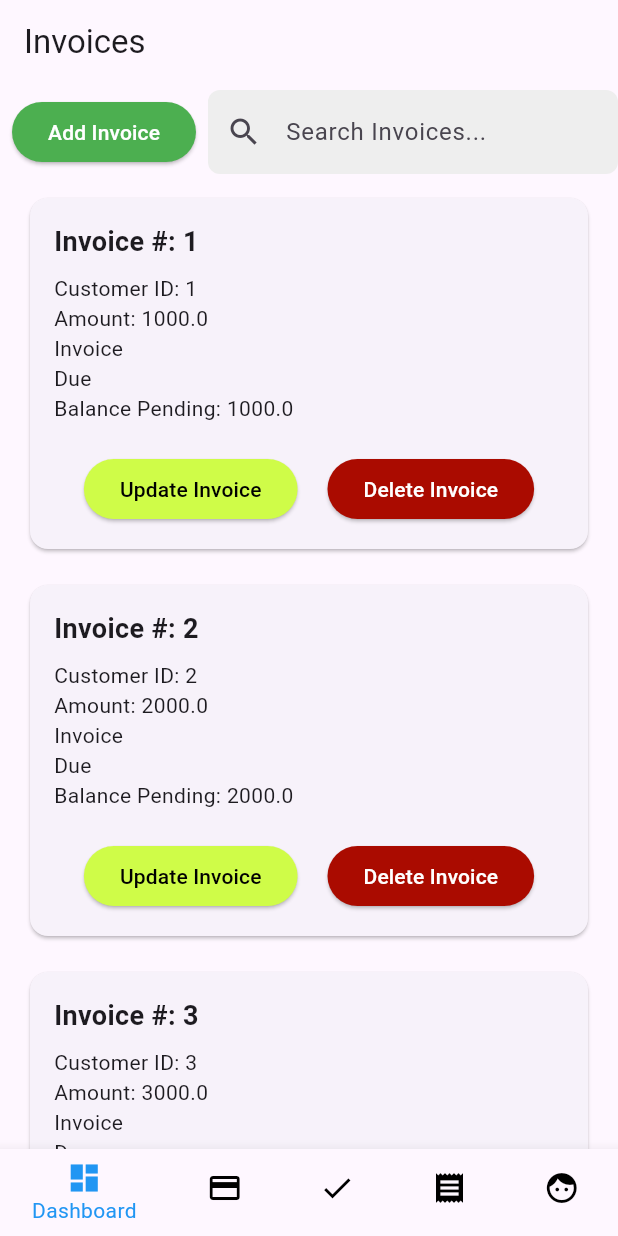
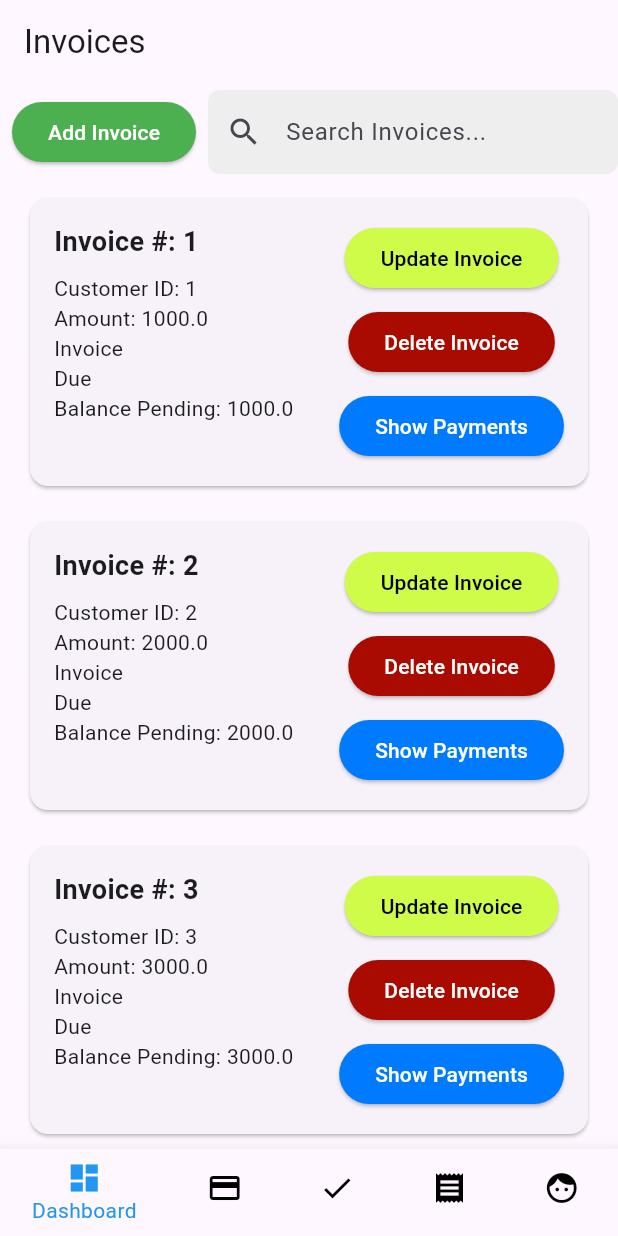
Before and after one commit to Murshed-ma1706102/YalaPay, a Flutter app: the InvoicesScreen screen opened by its route, on a phone screen of 412 x 824 dp. Run offline on Flutter 3.47's test engine with Material 3 defaults, Android fonts, the phone set to English and light mode, and no system bars; our stand-ins replace flutter_riverpod, go_router, shared_preferences; accounts and stored records are empty.

Commit message:
Improved invoice screen and added show payments button

```diff
--- a/Project/yala_pay/lib/routes/app_router.dart
+++ b/Project/yala_pay/lib/routes/app_router.dart
@@ -33,11 +33,7 @@ class AppRouter {
             name: 'dashboard',
             builder: (context, state) => const DashboardScreen(),
           ),
-          GoRoute(
-            path: '/payments',
-            name: 'payments',
-            builder: (context, state) => const PaymentsScreen(),
-          ),
+
           GoRoute(
             path: '/cheques',
             name: 'cheques',
@@ -78,8 +74,18 @@ class AppRouter {
                GoRoute(
                 path: 'addInvoice',
                 name: 'addInvoice',
-                builder: (context, state) => AddInvoiceScreen(),
-              ),
+                  builder: (context, state) => AddInvoiceScreen(),
+                ),
+                GoRoute(
+                  name: 'payments',
+                  path: '/payments/:invoiceId',
+                  builder: (context, state) {
+                    final invoiceId = state.pathParameters['invoiceId']!;
+                    return PaymentsScreen(invoiceId: invoiceId);
+                  },
+                ),
+
+
             ]
           ),
           GoRoute(
--- a/Project/yala_pay/lib/screens/invoices_screen.dart
+++ b/Project/yala_pay/lib/screens/invoices_screen.dart
@@ -127,6 +127,11 @@ class InvoiceCard extends StatelessWidget {
       child: Card(
         child: Padding(
           padding: const EdgeInsets.all(16.0),
+          child: Row(
+            crossAxisAlignment: CrossAxisAlignment.start,
+            children: [
+              // Invoice details
+              Expanded(
                 child: Column(
                   crossAxisAlignment: CrossAxisAlignment.start,
                   children: [
@@ -140,23 +145,43 @@ class InvoiceCard extends StatelessWidget {
                     Text("Invoice Date: ${invoice.invoiceDate.toLocal()}".split(' ')[0]),
                     Text("Due Date: ${invoice.dueDate.toLocal()}".split(' ')[0]),
                     Text("Balance Pending: ${invoice.amount}"),
-              const SizedBox(height: 20.0),
-              Row(
-                mainAxisAlignment: MainAxisAlignment.spaceEvenly,
+                  ],
+                ),
+              ),
+              // Buttons in a column on the right
+              Column(
                 children: [
                   ElevatedButton(
                     onPressed: onUpdate,
-                    style: ElevatedButton.styleFrom(backgroundColor: const Color.fromARGB(255, 207, 252, 72)),
+                    style: ElevatedButton.styleFrom(
+                      backgroundColor: const Color.fromARGB(255, 207, 252, 72),
+                    ),
                     child: const Text(
                       "Update Invoice",
                       style: TextStyle(color: Color.fromARGB(255, 0, 0, 0)),
                     ),
                   ),
+                  const SizedBox(height: 8.0),
                   ElevatedButton(
                     onPressed: onDelete,
-                    style: ElevatedButton.styleFrom(backgroundColor: const Color.fromARGB(255, 170, 11, 0)),
+                    style: ElevatedButton.styleFrom(
+                      backgroundColor: const Color.fromARGB(255, 170, 11, 0),
+                    ),
                     child: const Text(
                       "Delete Invoice",
+                      style: TextStyle(color: Colors.white),
+                    ),
+                  ),
+                  const SizedBox(height: 8.0),
+                  ElevatedButton(
+                    onPressed: () {
+                      context.goNamed('payments', pathParameters: {'invoiceId': invoice.id});
+                    },
+                    style: ElevatedButton.styleFrom(
+                      backgroundColor: const Color.fromARGB(255, 0, 123, 255),
+                    ),
+                    child: const Text(
+                      "Show Payments",
                       style: TextStyle(color: Colors.white),
                     ),
                   ),
```
Also changed, not shown: Project/yala_pay/lib/providers/new_payments_provider.dart (added, +51 -0 lines), Project/yala_pay/lib/screens/payments_screen.dart (+98 -4 lines). Lines whose indentation alone changed are shown as unchanged.
